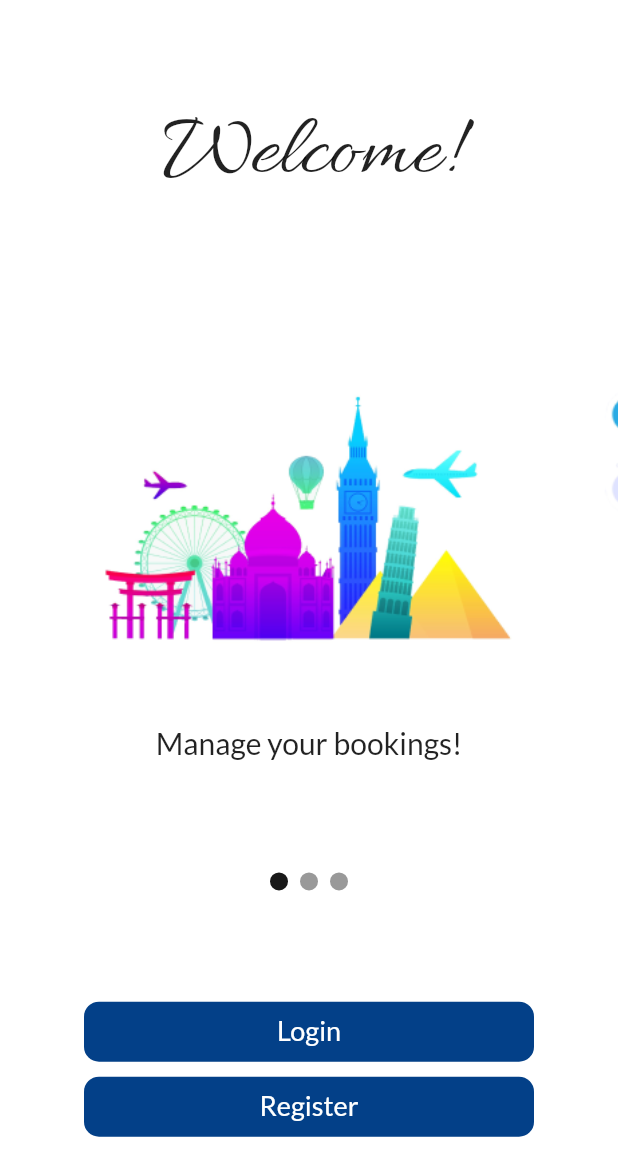
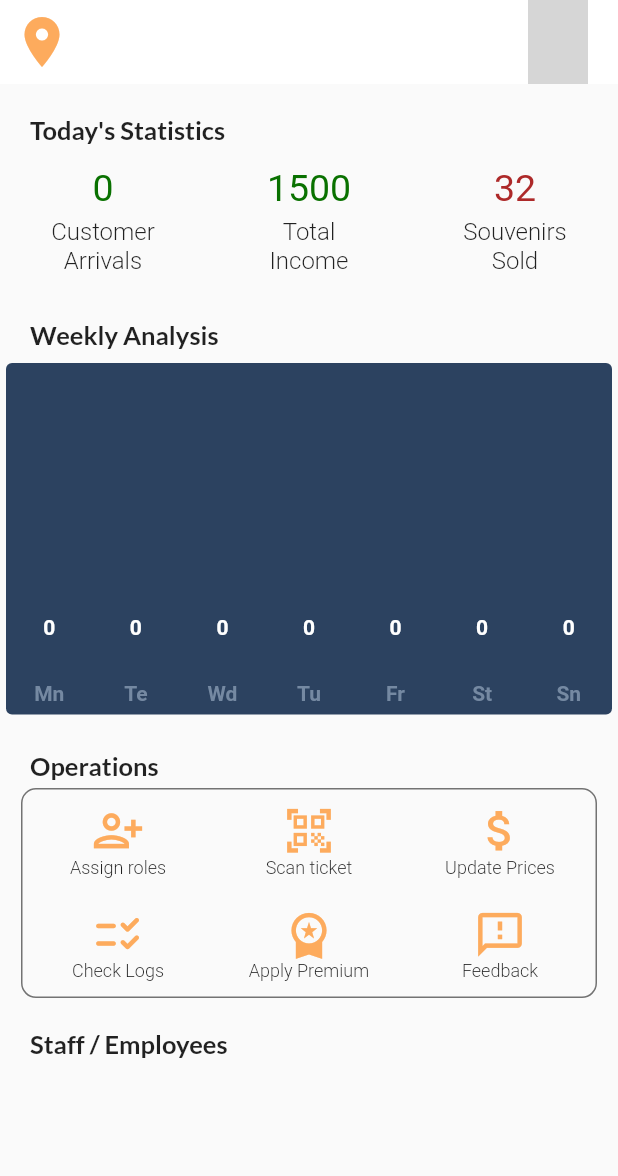
Before and after one commit to TheNova22/Billi, a Flutter app: the screen it shows after launch, on a phone screen of 412 x 824 dp. Shown: the top 1176 px of the screen. Run offline on Flutter 3.47's test engine with Material 2 defaults, Android fonts, the light colour scheme and no system bars; drawn by our look-alikes of carousel_slider, fl_chart; our stand-ins replace auto_size_text, cloud_firestore, curved_navigation_bar, firebase_auth, firebase_core, qr_flutter and 1 more; accounts and stored records are empty; network calls fail; grey boxes are pictures that could not be loaded.

Commit message:
Musuem Home page

```diff
--- a/lib/configs/palette.dart
+++ b/lib/configs/palette.dart
@@ -9,4 +9,6 @@ class Palette {
   static const black = Colors.black;
   static const green = Color(0xff7CBF25);
   static const gold = Color(0xffCB925B);
+  static const darkgreen = Color(0xff097100);
+  static const red = Color(0xffAD2929);
 }
--- a/lib/main.dart
+++ b/lib/main.dart
@@ -1,3 +1,4 @@
+import 'package:billi/modules/museum_home_page/museum_home_page.dart';
 import 'package:billi/modules/qr_scanner/qr_scanner.dart';
 import 'package:billi/modules/view_saved/view_saved.dart';
 // ignore_for_file: prefer_const_constructors, sized_box_for_whitespace
@@ -32,6 +33,8 @@ class MyApp extends StatelessWidget {
         theme: ThemeData(
           primarySwatch: Colors.blue,
         ),
-        home: SplashScreen());
+        home: MuseumHomePage()
+        // SplashScreen()
+        );
   }
 }
--- /dev/null
+++ b/lib/modules/museum_home_page/museum_home_page.dart
@@ -0,0 +1,452 @@
+// ignore_for_file: prefer_const_constructors_in_immutables, prefer_const_constructors
+
+import 'package:billi/modules/museum_home_page/operation_widget.dart';
+
+import '../../configs/palette.dart';
+import 'package:cloud_firestore/cloud_firestore.dart';
+import 'package:firebase_auth/firebase_auth.dart';
+import 'package:flutter/material.dart';
+import 'package:fl_chart/fl_chart.dart';
+
+class _BarChart extends StatelessWidget {
+  const _BarChart({Key? key, required this.barGroupData}) : super(key: key);
+  final List<BarChartGroupData> barGroupData;
+
+  @override
+  Widget build(BuildContext context) {
+    return BarChart(
+      BarChartData(
+        barTouchData: barTouchData,
+        titlesData: titlesData,
+        borderData: borderData,
+        barGroups: barGroups,
+        alignment: BarChartAlignment.spaceAround,
+        maxY: 20,
+      ),
+    );
+  }
+
+  BarTouchData get barTouchData => BarTouchData(
+        enabled: false,
+        touchTooltipData: BarTouchTooltipData(
+          tooltipBgColor: Colors.transparent,
+          tooltipPadding: const EdgeInsets.all(0),
+          tooltipMargin: 8,
+          getTooltipItem: (
+            BarChartGroupData group,
+            int groupIndex,
+            BarChartRodData rod,
+            int rodIndex,
+          ) {
+            return BarTooltipItem(
+              rod.toY.round().toString(),
+              const TextStyle(
+                color: Colors.white,
+                fontWeight: FontWeight.bold,
+              ),
+            );
+          },
+        ),
+      );
+
+  FlTitlesData get titlesData => FlTitlesData(
+        show: true,
+        bottomTitles: SideTitles(
+          showTitles: true,
+          getTextStyles: (context, value) => const TextStyle(
+            color: Color(0xff7589a2),
+            fontWeight: FontWeight.bold,
+            fontSize: 14,
+          ),
+          margin: 20,
+          getTitles: (double value) {
+            switch (value.toInt()) {
+              case 0:
+                return 'Mn';
+              case 1:
+                return 'Te';
+              case 2:
+                return 'Wd';
+              case 3:
+                return 'Tu';
+              case 4:
+                return 'Fr';
+              case 5:
+                return 'St';
+              case 6:
+                return 'Sn';
+              default:
+                return '';
+            }
+          },
+        ),
+        leftTitles: SideTitles(showTitles: false),
+        topTitles: SideTitles(showTitles: false),
+        rightTitles: SideTitles(showTitles: false),
+      );
+
+  FlBorderData get borderData => FlBorderData(
+        show: false,
+      );
+
+  final _barsGradient = const LinearGradient(
+    colors: [
+      Colors.lightBlueAccent,
+      Colors.greenAccent,
+    ],
+    begin: Alignment.bottomCenter,
+    end: Alignment.topCenter,
+  );
+
+  List<BarChartGroupData> get barGroups => barGroupData;
+}
+
+class MuseumHomePage extends StatefulWidget {
+  MuseumHomePage({Key? key, this.mId = "B1ksoQQSYyNw9oCnXwYv"})
+      : super(key: key);
+  final String mId;
+  @override
+  State<MuseumHomePage> createState() => _MuseumHomePageState();
+}
+
+class _MuseumHomePageState extends State<MuseumHomePage> {
+  final auth = FirebaseAuth.instance;
+  final store = FirebaseFirestore.instance;
+  List<double> data = [0, 0, 0, 0, 0, 0, 0];
+  List<String> staff = [];
+  String name = "";
+  String address = "";
+  String imgUrl = "";
+  int customersArrival = 0;
+  Future getDetails() async {
+    List<String> transactions = [];
+    List<String> tempStaff = [];
+    await store.collection("museums").doc(widget.mId).get().then((value) {
+      transactions = List<String>.from(value.data()!["transactions"] as List);
+      setState(() {
+        tempStaff = List<String>.from(value.data()!["staff"] as List);
+        address = value.data()!["address"] +
+            " , " +
+            value.data()!["city"] +
+            " , " +
+            value.data()!["state"];
+        name = value.data()!["name"];
+        imgUrl = value.data()!["imageUrls"][0];
+        customersArrival = value.data()!["visitingCount"];
+      });
+    });
+    for (int i = 0; i < tempStaff.length; i++) {
+      await store
+          .collection("staff")
+          .doc(tempStaff[i].trim())
+          .get()
+          .then((value) {
+        staff.add(value.data()!["name"]);
+      });
+    }
+    for (int i = transactions.length - 1; i >= 0; i--) {
+      bool flag = false;
+      await store
+          .collection("transactions")
+          .doc(transactions[i].trim())
+          .get()
+          .then((value) {
+        int timestamp = value.data()!['timestamp'];
+        DateTime date = DateTime.fromMicrosecondsSinceEpoch(timestamp);
+        int diff = DateTime.now().difference(date).inDays;
+        if (diff >= 7) {
+          flag = true;
+          return;
+        } else {
+          data[diff] += value.data()!["people"];
+        }
+      });
+      if (flag) {
+        break;
+      }
+    }
+  }
+
+  List<BarChartGroupData> dataMaker(data) {
+    List<BarChartGroupData> res = [];
+    for (int i = 0; i < data.length; i++) {
+      res.add(BarChartGroupData(
+        x: i,
+        barRods: [
+          BarChartRodData(
+            toY: data[i],
+          )
+        ],
+        showingTooltipIndicators: [0],
+      ));
+    }
+    return res;
+  }
+
+  @override
+  void initState() {
+    getDetails().then((value) {
+      setState(() {});
+    });
+    super.initState();
+  }
+
+  @override
+  Widget build(BuildContext context) {
+    double width = MediaQuery.of(context).size.width;
+    List<BarChartGroupData> barData = dataMaker(data);
+    return SafeArea(
+        child: Scaffold(
+      appBar: AppBar(
+        elevation: 0,
+        backgroundColor: Colors.white,
+        leading: Icon(
+          Icons.location_on,
+          color: Palette.orange,
+          size: 40.0,
+        ),
+        title: Column(
+          crossAxisAlignment: CrossAxisAlignment.start,
+          children: [
+            Text(
+              // 'Supreme Museum',
+              name,
+              style: TextStyle(color: Palette.orange, fontSize: 18.0),
+            ),
+            Text(
+              // 'Area, Bangalore',
+              address,
+              style: TextStyle(color: Colors.black, fontSize: 10.0),
+            ),
+          ],
+        ),
+        actions: [
+          Padding(
+            padding: const EdgeInsets.only(right: 20.0),
+            child: CircleAvatar(
+                radius: 20.0,
+                backgroundImage: NetworkImage(
+                  imgUrl,
+                  // 'https://cdn.pixabay.com/photo/2015/03/04/22/35/head-659651_960_720.png'),
+                  // backgroundColor: Colors.transparent,
+                )),
+          )
+        ],
+      ),
+      body: SingleChildScrollView(
+        child: Column(
+          crossAxisAlignment: CrossAxisAlignment.start,
+          children: [
+            Padding(
+              padding: const EdgeInsets.fromLTRB(20.0, 20.0, 10.0, 5.0),
+              child: Text(
+                "Today's Statistics",
+                style: TextStyle(
+                    fontSize: 17.0,
+                    fontFamily: "Lato",
+                    fontWeight: FontWeight.w600),
+              ),
+            ),
+            Row(
+              children: [
+                // ignore: sized_box_for_whitespace
+                Container(
+                  padding:
+                      EdgeInsets.symmetric(horizontal: 10.0, vertical: 10.0),
+                  width: width / 3,
+                  child: Column(
+                    crossAxisAlignment: CrossAxisAlignment.center,
+                    children: [
+                      Text(
+                        customersArrival.toString(),
+                        textAlign: TextAlign.center,
+                        style: TextStyle(
+                          fontSize: 25.0,
+                          color: Palette.darkgreen,
+                        ),
+                      ),
+                      SizedBox(height: 5),
+                      Text(
+                        'Customer Arrivals',
+                        textAlign: TextAlign.center,
+                        style: TextStyle(
+                            fontSize: 16, fontWeight: FontWeight.w300),
+                      ),
+                    ],
+                  ),
+                ),
+                Container(
+                  padding:
+                      EdgeInsets.symmetric(horizontal: 10.0, vertical: 10.0),
+                  width: width / 3,
+                  child: Column(
+                    crossAxisAlignment: CrossAxisAlignment.center,
+                    children: [
+                      Text(
+                        '1500',
+                        textAlign: TextAlign.center,
+                        style: TextStyle(
+                          fontSize: 25.0,
+                          color: Palette.darkgreen,
+                        ),
+                      ),
+                      SizedBox(height: 5),
+                      SizedBox(
+                        width: width / 5,
+                        child: Text(
+                          'Total Income',
+                          textAlign: TextAlign.center,
+                          style: TextStyle(
+                              fontSize: 16, fontWeight: FontWeight.w300),
+                        ),
+                      ),
+                    ],
+                  ),
+                ),
+                Container(
+                  padding:
+                      EdgeInsets.symmetric(horizontal: 10.0, vertical: 10.0),
+                  width: width / 3,
+                  child: Column(
+                    crossAxisAlignment: CrossAxisAlignment.center,
+                    children: [
+                      Text(
+                        '32',
+                        textAlign: TextAlign.center,
+                        style: TextStyle(
+                          fontSize: 25.0,
+                          color: Palette.red,
+                        ),
+                      ),
+                      SizedBox(height: 5),
+                      SizedBox(
+                        width: width / 5,
+                        child: Text(
+                          'Souvenirs Sold',
+                          textAlign: TextAlign.center,
+                          style: TextStyle(
+                              fontSize: 16, fontWeight: FontWeight.w300),
+                        ),
+                      ),
+                    ],
+                  ),
+                ),
+              ],
+            ),
+            Padding(
+              padding: const EdgeInsets.fromLTRB(20.0, 20.0, 10.0, 5.0),
+              child: Text(
+                "Weekly Analysis",
+                style: TextStyle(
+                    fontSize: 17.0,
+                    fontFamily: "Lato",
+                    fontWeight: FontWeight.w600),
+              ),
+            ),
+            Center(
+              child: AspectRatio(
+                aspectRatio: 1.7,
+                child: Card(
+                  elevation: 0,
+                  shape: RoundedRectangleBorder(
+                      borderRadius: BorderRadius.circular(4)),
+                  color: const Color(0xff2c4260),
+                  child: _BarChart(
+                    barGroupData: barData,
+                  ),
+                ),
+              ),
+            ),
+            Padding(
+              padding: const EdgeInsets.fromLTRB(20.0, 20.0, 10.0, 5.0),
+              child: Text(
+                "Operations",
+                style: TextStyle(
+                    fontSize: 17.0,
+                    fontFamily: "Lato",
+                    fontWeight: FontWeight.w600),
+              ),
+            ),
+            Center(
+              child: Container(
+                decoration: BoxDecoration(
+                    border: Border.all(
+                      color: Colors.black54,
+                      width: 1.0,
+                    ),
+                    borderRadius: BorderRadius.circular(10.0)),
+                child: Wrap(
+                  children: const [
+                    // TODO: SHOULD ADD ROUTES
+                    OperationWidget(
+                        icon: Icons.person_add_alt_1_outlined,
+                        title: 'Assign roles'),
+                    OperationWidget(
+                        icon: Icons.qr_code_scanner, title: 'Scan ticket'),
+                    OperationWidget(
+                        icon: Icons.attach_money, title: 'Update Prices'),
+                    OperationWidget(
+                        icon: Icons.checklist_rtl_rounded, title: 'Check Logs'),
+                    OperationWidget(
+                        icon: Icons.workspace_premium, title: 'Apply Premium'),
+                    OperationWidget(
+                        icon: Icons.feedback_outlined, title: 'Feedback'),
+                  ],
+                ),
+              ),
+            ),
+            Padding(
+              padding: const EdgeInsets.fromLTRB(20.0, 20.0, 10.0, 5.0),
+              child: Text(
+                "Staff / Employees",
+                style: TextStyle(
+                    fontSize: 17.0,
+                    fontFamily: "Lato",
+                    fontWeight: FontWeight.w600),
+              ),
+            ),
+            SizedBox(
+              height: 200,
+              child: ListView.builder(
+                  //     scrollDirection: Axis.horizontal,
+
+                  shrinkWrap: true,
+                  reverse: true,
+                  padding: EdgeInsets.all(10),
+                  itemExtent: 100,
+                  scrollDirection: Axis.horizontal,
+                  // )
+                  itemCount: staff.length,
+                  itemBuilder: (BuildContext context, int index) {
+                    // return Text(staff[index]);
+                    // }
+                    return Padding(
+                      padding: const EdgeInsets.all(8.0),
+                      child: SizedBox(
+                        width: width / 4,
+                        child: Column(
+                          children: [
+                            CircleAvatar(
+                              radius: 35.0,
+                              backgroundImage: NetworkImage(
+                                  'https://cdn.pixabay.com/photo/2015/03/04/22/35/head-659651_960_720.png'),
+                              // backgroundColor: Colors.transparent,
+                            ),
+                            SizedBox(
+                              height: 8,
+                            ),
+                            Text(
+                              staff[index],
+                            )
+                          ],
+                        ),
+                      ),
+                    );
+                  }),
+            )
+          ],
+        ),
+      ),
+    ));
+  }
+}
--- /dev/null
+++ b/lib/modules/museum_home_page/operation_widget.dart
@@ -0,0 +1,36 @@
+import 'package:flutter/material.dart';
+
+import '../../configs/palette.dart';
+
+class OperationWidget extends StatelessWidget {
+  final IconData icon;
+  final String title;
+  const OperationWidget({Key? key, required this.icon, required this.title})
+      : super(key: key);
+
+  @override
+  Widget build(BuildContext context) {
+    double width = MediaQuery.of(context).size.width;
+    return Padding(
+      padding: const EdgeInsets.symmetric(vertical: 10.0, horizontal: 0.0),
+      child: SizedBox(
+        width: width / 3 - 10.0,
+        child: Column(
+          children: [
+            Icon(
+              icon,
+              // Icons.person_add_alt_1_outlined,
+              color: Palette.orange,
+              size: 35.0,
+            ),
+            Text(
+              title,
+              textAlign: TextAlign.center,
+              style: TextStyle(fontSize: 12, fontWeight: FontWeight.w300),
+            ),
+          ],
+        ),
+      ),
+    );
+  }
+}
--- a/lib/modules/qr_scanner/qr_scanner.dart
+++ b/lib/modules/qr_scanner/qr_scanner.dart
@@ -1,88 +1,88 @@
-import 'dart:convert';
+// import 'dart:convert';
 
-import 'package:flutter/material.dart';
-import 'package:intl/intl.dart';
-import 'package:mobile_scanner/mobile_scanner.dart';
-import 'package:shared_preferences/shared_preferences.dart';
+// import 'package:flutter/material.dart';
+// import 'package:intl/intl.dart';
+// import 'package:mobile_scanner/mobile_scanner.dart';
+// import 'package:shared_preferences/shared_preferences.dart';
 
-class QRScanner extends StatefulWidget {
-  QRScanner({Key? key}) : super(key: key);
+// class QRScanner extends StatefulWidget {
+//   QRScanner({Key? key}) : super(key: key);
 
-  @override
-  State<QRScanner> createState() => _QRScannerState();
-}
+//   @override
+//   State<QRScanner> createState() => _QRScannerState();
+// }
 
-class _QRScannerState extends State<QRScanner> {
-  Future save(data) async {
-    final prefs = await SharedPreferences.getInstance();
-    final String? logs = prefs.getString('logs');
-    String date = DateFormat.yMd().format(DateTime.now());
-    if (logs == null) {
-      Map deets = {
-        date: [data]
-      };
-      await prefs.setString('logs', jsonEncode(deets));
-    } else {
-      final deets = jsonDecode(logs);
-      if (deets.containsKey(date)) {
-        deets[date]!.add(data);
-      } else {
-        deets[date] = [data];
-      }
-      await prefs.setString('logs', jsonEncode(deets));
-    }
-  }
+// class _QRScannerState extends State<QRScanner> {
+//   Future save(data) async {
+//     final prefs = await SharedPreferences.getInstance();
+//     final String? logs = prefs.getString('logs');
+//     String date = DateFormat.yMd().format(DateTime.now());
+//     if (logs == null) {
+//       Map deets = {
+//         date: [data]
+//       };
+//       await prefs.setString('logs', jsonEncode(deets));
+//     } else {
+//       final deets = jsonDecode(logs);
+//       if (deets.containsKey(date)) {
+//         deets[date]!.add(data);
+//       } else {
+//         deets[date] = [data];
+//       }
+//       await prefs.setString('logs', jsonEncode(deets));
+//     }
+//   }
 
-  MobileScannerController cameraController = MobileScannerController();
-  @override
-  Widget build(BuildContext context) {
-    return Scaffold(
-        appBar: AppBar(
-          title: const Text('Mobile Scanner'),
-          actions: [
-            IconButton(
-              color: Colors.white,
-              icon: ValueListenableBuilder(
-                valueListenable: cameraController.torchState,
-                builder: (context, state, child) {
-                  switch (state as TorchState) {
-                    case TorchState.off:
-                      return const Icon(Icons.flash_off, color: Colors.grey);
-                    case TorchState.on:
-                      return const Icon(Icons.flash_on, color: Colors.yellow);
-                  }
-                },
-              ),
-              iconSize: 32.0,
-              onPressed: () => cameraController.toggleTorch(),
-            ),
-            IconButton(
-              color: Colors.white,
-              icon: ValueListenableBuilder(
-                valueListenable: cameraController.cameraFacingState,
-                builder: (context, state, child) {
-                  switch (state as CameraFacing) {
-                    case CameraFacing.front:
-                      return const Icon(Icons.camera_front);
-                    case CameraFacing.back:
-                      return const Icon(Icons.camera_rear);
-                  }
-                },
-              ),
-              iconSize: 32.0,
-              onPressed: () => cameraController.switchCamera(),
-            ),
-          ],
-        ),
-        body: MobileScanner(
-            allowDuplicates: false,
-            controller: cameraController,
-            onDetect: (barcode, args) {
-              final String code = barcode.rawValue!;
-              debugPrint('Barcode found! $code');
-              save(code).then((value) {
-                print("saved");
-              });
-            }));
-  }
-}
+//   MobileScannerController cameraController = MobileScannerController();
+//   @override
+//   Widget build(BuildContext context) {
+//     return Scaffold(
+//         appBar: AppBar(
+//           title: const Text('Mobile Scanner'),
+//           actions: [
+//             IconButton(
+//               color: Colors.white,
+//               icon: ValueListenableBuilder(
+//                 valueListenable: cameraController.torchState,
+//                 builder: (context, state, child) {
+//                   switch (state as TorchState) {
+//                     case TorchState.off:
+//                       return const Icon(Icons.flash_off, color: Colors.grey);
+//                     case TorchState.on:
+//                       return const Icon(Icons.flash_on, color: Colors.yellow);
+//                   }
+//                 },
+//               ),
+//               iconSize: 32.0,
+//               onPressed: () => cameraController.toggleTorch(),
+//             ),
+//             IconButton(
+//               color: Colors.white,
+//               icon: ValueListenableBuilder(
+//                 valueListenable: cameraController.cameraFacingState,
+//                 builder: (context, state, child) {
+//                   switch (state as CameraFacing) {
+//                     case CameraFacing.front:
+//                       return const Icon(Icons.camera_front);
+//                     case CameraFacing.back:
+//                       return const Icon(Icons.camera_rear);
+//                   }
+//                 },
+//               ),
+//               iconSize: 32.0,
+//               onPressed: () => cameraController.switchCamera(),
+//             ),
+//           ],
+//         ),
+//         body: MobileScanner(
+//             allowDuplicates: false,
+//             controller: cameraController,
+//             onDetect: (barcode, args) {
+//               final String code = barcode.rawValue!;
+//               debugPrint('Barcode found! $code');
+//               save(code).then((value) {
+//                 print("saved");
+//               });
+//             }));
+//   }
+// }
--- a/pubspec.yaml
+++ b/pubspec.yaml
@@ -41,7 +41,7 @@ dependencies:
   flutter_rating_bar: ^4.0.0
   intl: ^0.17.0
   qr_flutter: ^4.0.0
-  mobile_scanner: ^1.0.0
+  # mobile_scanner: ^1.0.0
   curved_navigation_bar: ^1.0.3
   carousel_slider: ^4.0.0
   shared_preferences: ^2.0.13
```
Also changed, not shown: pubspec.lock, 1 other file.
